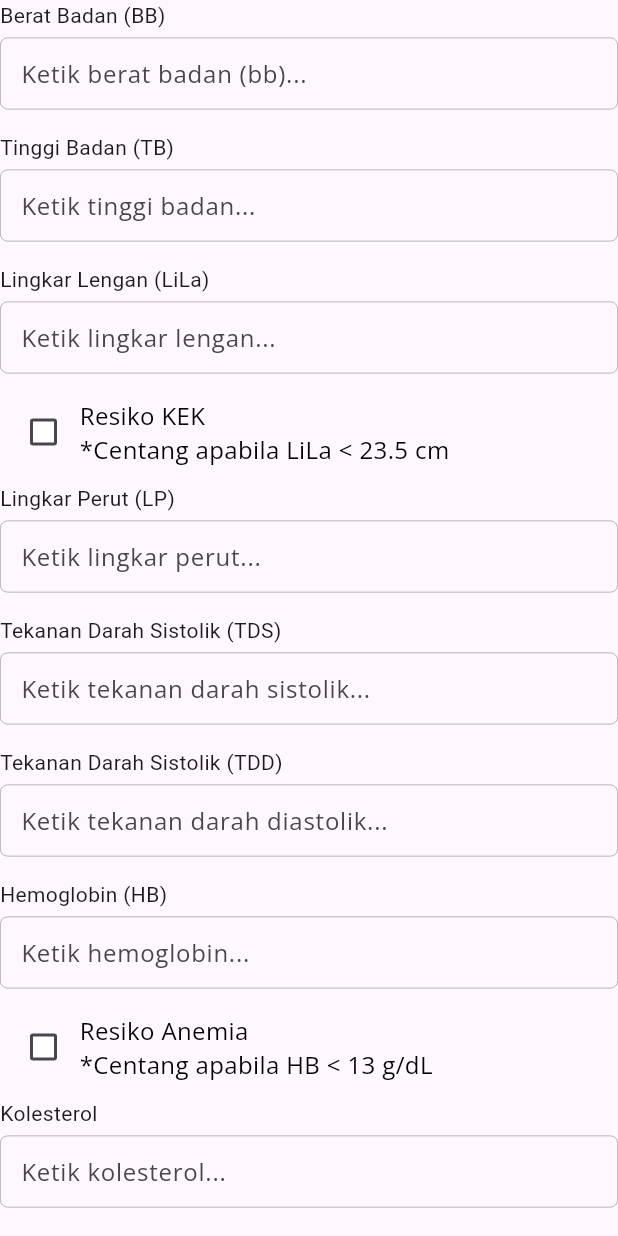
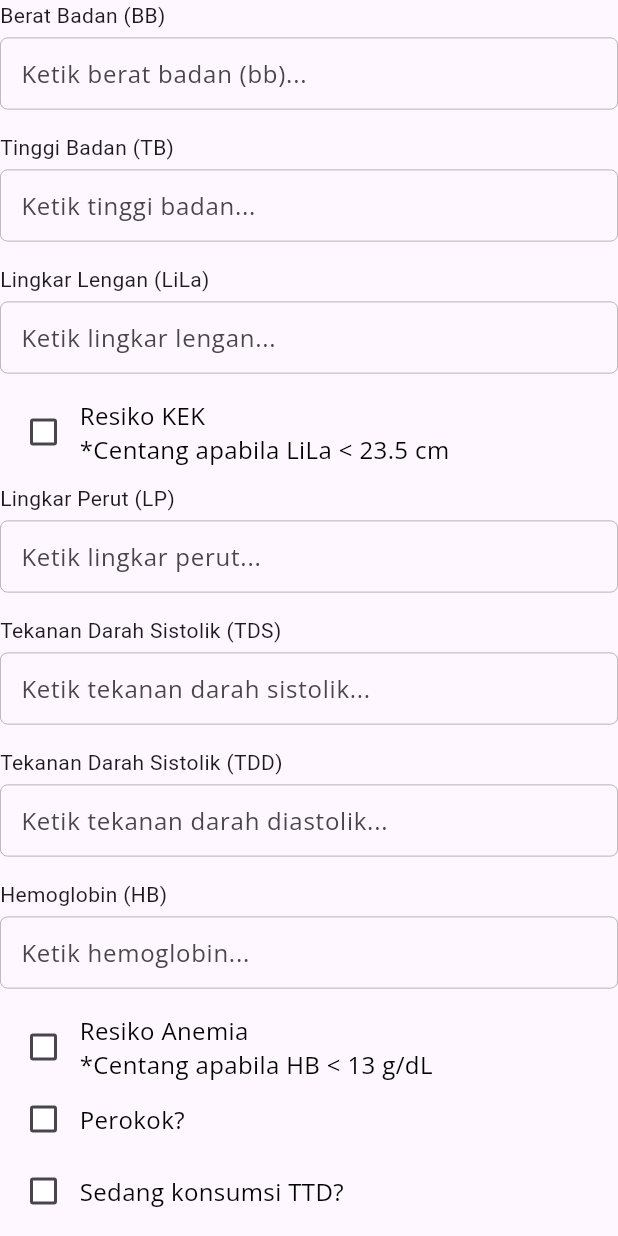
Before and after one commit to izasoerya/simanja_app, a Flutter app: the InputHealthData widget shown alone on an empty page, opened directly with empty values, on a phone screen of 412 x 824 dp. Run offline on Flutter 3.47's test engine with Material 3 defaults, Android fonts, the phone set to English and light mode, and no system bars; our stand-ins replace date_picker_timeline, flutter_dotenv, flutter_riverpod, go_router, google_fonts, sizer and 1 more; accounts and stored records are empty.

Commit message:
feat: Add smoker and tablet checklist boxes to InputHealthData widget

```diff
--- a/lib/presentation/widgets/template/input_health_data.dart
+++ b/lib/presentation/widgets/template/input_health_data.dart
@@ -1,8 +1,5 @@
 import 'package:flutter/material.dart';
-import 'package:simanja_app/domain/entities/kader_checkup.dart';
-import 'package:simanja_app/domain/entities/remaja_auth.dart';
 import 'package:simanja_app/domain/entities/remaja_health.dart';
-import 'package:simanja_app/domain/services/kader_checkup_service.dart';
 import 'package:simanja_app/domain/services/remaja_auth_service.dart';
 import 'package:simanja_app/domain/services/remaja_heath_service.dart';
 import 'package:simanja_app/presentation/widgets/atom/check_box.dart';
@@ -61,6 +58,9 @@ class _InputHealthDataState extends State<InputHealthData> {
         ChecklistBox(
             text: 'Resiko Anemia\n*Centang apabila HB < 13 g/dL',
             value: (d) => healthData.anemia = d),
+        ChecklistBox(text: 'Perokok?', value: (d) => healthData.smoker = d),
+        ChecklistBox(
+            text: 'Sedang konsumsi TTD?', value: (d) => healthData.tablet = d),
         const Padding(padding: EdgeInsets.only(top: 10)),
         TextInput(
             hintText: 'Ketik kolesterol...',
@@ -85,6 +85,8 @@ class _InputHealthDataState extends State<InputHealthData> {
                 uidRemaja: remaja!.uid,
                 anemia: healthData.anemia ?? false,
                 kek: healthData.kek ?? false,
+                smoker: healthData.smoker ?? false,
+                tablet: healthData.tablet ?? false,
                 checkedAt: DateTime.now(),
               );
               final response = await RemajaHeathService().upsertRemajaHealth(
```
